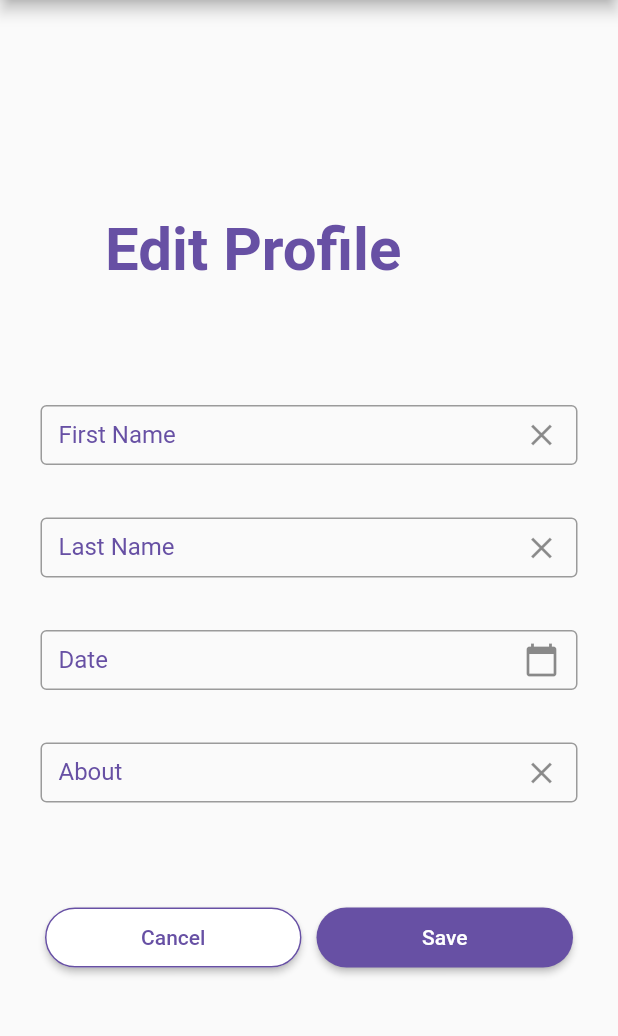
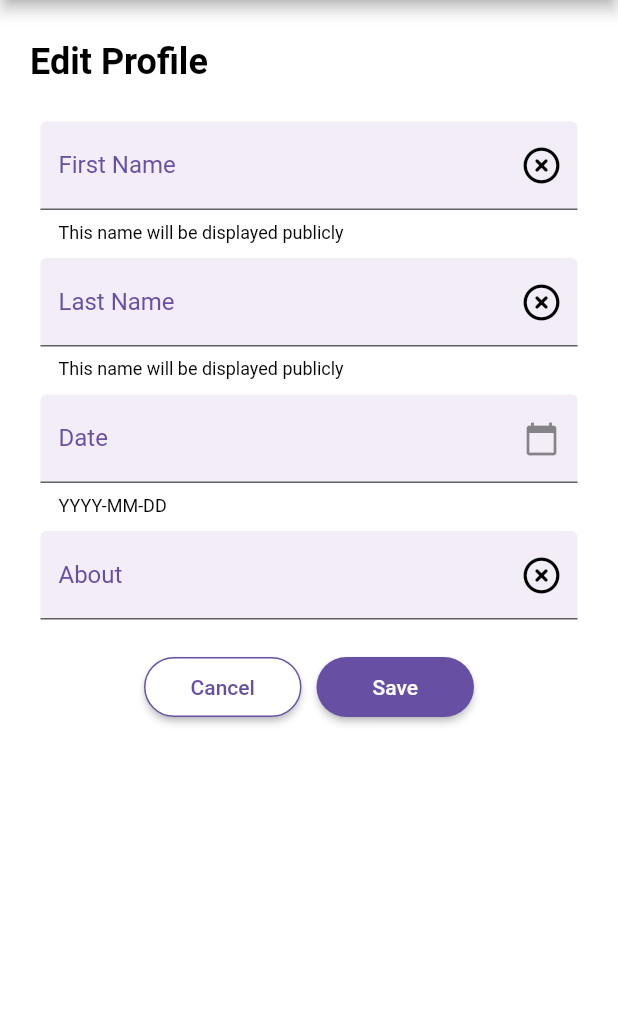
Before and after one commit to Three-Musketeers-IF-C-Sore/course-app-mobile, a Flutter app: the ProfilePage screen opened directly, after a tap on the "edit" icon, on a phone screen of 412 x 824 dp, the part 84-1120 px from its top. Run offline on Flutter 3.47's test engine with Material 2 defaults, Android fonts, the phone set to English and light mode, and no system bars; our stand-ins replace font_awesome_flutter, image_picker; missing offline and left inert: indexed; Roboto replaces fonts that are missing (Plus Jakarta Sans).

Commit message:
refine login, register, profile page

```diff
--- a/lib/main.dart
+++ b/lib/main.dart
@@ -5,7 +5,6 @@ import 'package:bp/screens/discover_screen.dart';
 import 'package:bp/screens/login_screen.dart';
 import 'package:bp/screens/setting_screen.dart';
 import 'package:bp/theme/colors.dart';
-import 'package:bp/theme/typography.dart';
 import 'package:flutter/material.dart';
 import 'package:provider/provider.dart';
 
@@ -16,7 +15,7 @@ void main() {
   runApp(ChangeNotifierProvider(
     create: (context) =>
         ProfileProvider(), // Provide an instance of ProfileProvider
-    child: MyApp(),
+    child: const MyApp(),
   ));
 }
 
--- a/lib/screens/profile_edit_screen.dart
+++ b/lib/screens/profile_edit_screen.dart
@@ -1,8 +1,11 @@
+import 'package:bp/providers/theme_mode_provider.dart';
+import 'package:bp/theme/typography.dart';
 import 'package:intl/intl.dart';
 import 'package:bp/screens/profile_screen.dart';
 import 'package:flutter/material.dart';
 import 'package:provider/provider.dart';
 import '../providers/profile_provider.dart';
+import 'package:font_awesome_flutter/font_awesome_flutter.dart';
 import '../theme/colors.dart';
 
 class Profile_Edit_Page extends StatefulWidget {
@@ -44,110 +47,111 @@ class _Profile_Edit_PageState extends State<Profile_Edit_Page> {
 
   @override
   Widget build(BuildContext context) {
+    final setting = Provider.of<ThemeModeProvider>(context);
+
     return Consumer<ProfileProvider>(
       builder: (context, userProfileProvider, child) {
         return Scaffold(
+          backgroundColor: setting.backgroundColor,
           appBar: AppBar(
             title: const Text("Profile"),
             centerTitle: true,
             backgroundColor: $primary500, // Replace with your desired color
           ),
-          body: Center(
+          body: SingleChildScrollView(
+            child: Center(
               child: Padding(
                 padding: const EdgeInsets.all(20),
                 child: Column(
                   mainAxisAlignment: MainAxisAlignment.center,
                   children: <Widget>[
-                  Padding(
-                    padding: const EdgeInsets.all(20),
-                    child: Row(
-                      mainAxisAlignment: MainAxisAlignment.start,
-                      children: const <Widget>[
                     Align(
                       alignment: Alignment.centerLeft,
-                          child: Padding(
-                            padding: EdgeInsets.only(left: 30),
-                            child: Text(
+                      child:
+                        Text(
                           'Edit Profile',
-                              style: TextStyle(
-                                fontWeight: FontWeight.bold,
-                                fontSize: 40,
-                                color: $primary500,
+                          style: $heading4Bold.copyWith(color: setting.textColor)
                         ),
                     ),
-                          ),
-                        ),
-                      ],
-                    ),
-                  ),
-                  const SizedBox(height: 60),
+                    const Padding(padding: EdgeInsets.only(bottom: 25)),
                     SizedBox(
                       width: 358,
-                    height: 40,
                       child: TextField(
                         controller: _name,
                         onChanged: (value) {
                           userProfileProvider.updateFirstName(value);
                         },
+                        style: const TextStyle(color: $black),
                         decoration: InputDecoration(
-                        border: const OutlineInputBorder(),
+                          filled: true,
+                          fillColor: setting.isDarkMode ? $primary300 : $primary200,
+                          border: UnderlineInputBorder(
+                            borderSide: BorderSide(
+                              color: setting.textColor
+                            )
+                          ),
+                          hintText: "First Name",
                           labelText: "First Name",
+                          helperText: "This name will be displayed publicly",
+                          helperStyle: TextStyle(color: setting.textColor),
                           labelStyle: const TextStyle(
-                          color:
-                              $primary500, // Change the color to your desired color
+                            color: $primary500, // Change the color to your desired color
                           ),
                           suffixIcon: IconButton(
-                          icon: const Icon(Icons.clear),
+                            icon: const FaIcon(FontAwesomeIcons.circleXmark, color: $black,),
                             onPressed: () {
                               _name.clear();
                             },
                           ),
-                        focusedBorder: const OutlineInputBorder(
+                          focusedBorder: OutlineInputBorder(
                             borderSide: BorderSide(
-                            color:
-                                $primary500, // Change the color to your desired color
+                              color: setting.textColor, // Change the color to your desired color
                               width: 2.0, // Adjust the width as needed
                             ),
                           ),
                         ),
                       ),
                     ),
-                  const SizedBox(height: 35),
+                    const Padding(padding: EdgeInsets.only(bottom: 10)),
                     SizedBox(
                       width: 358,
-                    height: 40,
                       child: TextField(
                         controller: _email,
                         onChanged: (value) {
                           userProfileProvider.updateLastName(value);
                         },
                         decoration: InputDecoration(
-                        border: const OutlineInputBorder(),
+                          filled: true,
+                          fillColor: setting.isDarkMode ? $primary300 : $primary200,
+                          border: UnderlineInputBorder(
+                            borderSide: BorderSide(color: setting.textColor)
+                          ),
                           labelText: "Last Name",
+                          hintText: "Last Name",
+                          helperText: "This name will be displayed publicly",
+                          helperStyle: TextStyle(color: setting.textColor),
                           labelStyle: const TextStyle(
                             color:
                                 $primary500, // Change the color to your desired color
                           ),
                           suffixIcon: IconButton(
-                          icon: const Icon(Icons.clear),
+                            icon: const FaIcon(FontAwesomeIcons.circleXmark, color: $black,),
                             onPressed: () {
                               _email.clear();
                             },
                           ),
-                        focusedBorder: const OutlineInputBorder(
+                          focusedBorder: OutlineInputBorder(
                             borderSide: BorderSide(
-                            color:
-                                $primary500, // Change the color to your desired color
+                              color: setting.textColor, // Change the color to your desired color
                               width: 2.0, // Adjust the width as needed
                             ),
                           ),
                         ),
                       ),
                     ),
-                  const SizedBox(height: 35),
+                    const Padding(padding: EdgeInsets.only(bottom: 10)),
                     SizedBox(
                       width: 358,
-                    height: 40,
                       child: GestureDetector(
                         onTap: () {
                           showDatePicker(
@@ -159,32 +163,33 @@ class _Profile_Edit_PageState extends State<Profile_Edit_Page> {
                             if (pickedDate != null) {
                               setState(() {
                                 _selectedDate = pickedDate;
-                              _dateController.text = DateFormat('yyyy-MM-dd')
-                                  .format(_selectedDate!);
+                                _dateController.text = DateFormat('yyyy-MM-dd').format(_selectedDate!);
                               });
-                            userProfileProvider
-                                .updateDateOfBirth(_selectedDate);
+                              userProfileProvider.updateDateOfBirth(_selectedDate);
                             }
                           });
                         },
                         child: TextFormField(
                           readOnly: true,
                           decoration: InputDecoration(
-                          border: const OutlineInputBorder(),
+                            filled: true,
+                            fillColor: setting.isDarkMode ? $primary300 : $primary200,
+                            border: const UnderlineInputBorder(),
                             labelText: "Date",
-                          labelStyle: TextStyle(
-                            color:
-                                $primary500, // Change the color to your desired color
+                            hintText: "Date",
+                            helperText: "YYYY-MM-DD",
+                            helperStyle: TextStyle(color: setting.textColor),
+                            labelStyle: const TextStyle(
+                              color: $primary500, // Change the color to your desired color
                             ),
-                          focusedBorder: const OutlineInputBorder(
+                            focusedBorder: OutlineInputBorder(
                               borderSide: BorderSide(
-                              color:
-                                  $primary500, // Change the color to your desired color
+                                color: setting.textColor, // Change the color to your desired color
                                 width: 2.0, // Adjust the width as needed
                               ),
                             ),
                             suffixIcon: IconButton(
-                            icon: Icon(Icons.calendar_today),
+                              icon: const Icon(Icons.calendar_today),
                               onPressed: () {
                                 showDatePicker(
                                   context: context,
@@ -210,44 +215,47 @@ class _Profile_Edit_PageState extends State<Profile_Edit_Page> {
                         ),
                       ),
                     ),
-                  const SizedBox(height: 35),
+                    const Padding(padding: EdgeInsets.only(bottom: 10)),
                     SizedBox(
                       width: 358,
-                    height: 40,
                       child: TextField(
                         controller: _about,
                         onChanged: (value) {
                           userProfileProvider.updateAbout(value);
                         },
                         decoration: InputDecoration(
-                        border: const OutlineInputBorder(),
+                          filled: true,
+                          fillColor: setting.isDarkMode ? $primary300 : $primary200,
+                          border: UnderlineInputBorder(
+                            borderSide: BorderSide(color : setting.textColor),
+                          ),
                           labelText: "About",
+                          hintText: "About",
                           labelStyle: const TextStyle(
                             color:
-                              $primary500, // Change the color to your desired color
+                                $primary500,
                           ),
                           suffixIcon: IconButton(
-                          icon: const Icon(Icons.clear),
+                            icon: const FaIcon(FontAwesomeIcons.circleXmark, color: $black,),
                             onPressed: () {
                               _about.clear();
                             },
                           ),
-                        focusedBorder: const OutlineInputBorder(
+                          focusedBorder: OutlineInputBorder(
                             borderSide: BorderSide(
-                            color:
-                                $primary500, // Change the color to your desired color
-                            width: 2.0, // Adjust the width as needed
+                              color: setting.textColor,
+                              width: 2.0,
                             ),
                           ),
                         ),
                       ),
                     ),
-                  const SizedBox(height: 70),
+                    const Padding(padding: EdgeInsets.only(bottom: 25)),
                     Row(
-                    mainAxisAlignment: MainAxisAlignment.spaceEvenly,
+                      mainAxisAlignment: MainAxisAlignment.center,
                       children: [
                         SizedBox(
-                        width: 171,
+                          width: 105,
                           height: 40,
                           child: ElevatedButton(
                             style: ElevatedButton.styleFrom(
@@ -269,8 +277,9 @@ class _Profile_Edit_PageState extends State<Profile_Edit_Page> {
                             child: const Text('Cancel'),
                           ),
                         ),
+                        const Padding(padding: EdgeInsets.only(left: 5, right: 5)),
                         SizedBox(
-                        width: 171,
+                          width: 105,
                           height: 40,
                           child: ElevatedButton(
                             style: ElevatedButton.styleFrom(
@@ -299,6 +308,7 @@ class _Profile_Edit_PageState extends State<Profile_Edit_Page> {
                 ),
               ),
             ),
+          ),
         );
       },
     );
--- a/lib/screens/profile_screen.dart
+++ b/lib/screens/profile_screen.dart
@@ -1,4 +1,5 @@
 import 'dart:io';
+import 'package:bp/providers/theme_mode_provider.dart';
 import 'package:bp/screens/profile_edit_screen.dart';
 import 'package:flutter/material.dart';
 import 'package:image_picker/image_picker.dart';
@@ -17,6 +18,18 @@ class ProfilePage extends StatefulWidget {
 
 class _ProfilePageState extends State<ProfilePage> {
   File? _chosenImage;
+  File? _profileImage;
+
+  void _pickImageBackground() async {
+    final pickedFile =
+        await ImagePicker().pickImage(source: ImageSource.gallery);
+
+    if (pickedFile != null) {
+      setState(() {
+        _chosenImage = File(pickedFile.path);
+      });
+    }
+  }
 
   void _pickImage() async {
     final pickedFile =
@@ -24,7 +37,7 @@ class _ProfilePageState extends State<ProfilePage> {
 
     if (pickedFile != null) {
       setState(() {
-        _chosenImage = File(pickedFile.path);
+        _profileImage = File(pickedFile.path);
       });
     }
   }
@@ -39,50 +52,45 @@ class _ProfilePageState extends State<ProfilePage> {
     }
   }
 
+  Widget _profilePic() {
+    if (_profileImage != null) {
+      return Image.file(_profileImage!);
+    } else {
+      return const ColoredBox(
+        color: Color.fromRGBO(221, 221, 221, 1),
+      );
+    }
+  }
+
   Widget nameEditText() {
     final userProfileProvider = Provider.of<ProfileProvider>(context);
+    final setting = Provider.of<ThemeModeProvider>(context);
+
     return Padding(
-        padding: const EdgeInsets.only(left: 0),
-        child: SizedBox(
-          width: 300,
-          child: Row(
-            children: [
-              Expanded(
-                child: Text(
-                  userProfileProvider.firstName,
-                  textAlign: TextAlign.right,
-                  style: $heading4Regular,
+        padding: const EdgeInsets.only(left: 0, top: 5),
+        child:Text(
+            userProfileProvider.firstName == '' ? "Jonathan ${userProfileProvider.lastName}" : "${userProfileProvider.firstName} ${userProfileProvider.lastName}",
+            textAlign: TextAlign.center,
+            style: $heading5Bold.copyWith(color: setting.textColor),
           ),
-              ),
-              const SizedBox(
-                width: 5,
-              ),
-              Expanded(
-                child: Text(
-                  userProfileProvider.lastName,
-                  textAlign: TextAlign.left,
-                  style: $heading4Regular,
-                ),
-              ),
-            ],
-          ),
-        ));
+    );
   }
 
   Widget aboutEditText() {
     double screenWidth = MediaQuery.of(context).size.width;
     final userProfileProvider = Provider.of<ProfileProvider>(context);
+    final setting = Provider.of<ThemeModeProvider>(context);
     return Padding(
-        padding: const EdgeInsets.all(40),
+        padding: const EdgeInsets.only(left: 30, top: 30, bottom: 30),
         child: SizedBox(
-            width: screenWidth * 1,
+            width: screenWidth * 1.5,
             child: Column(
               children: [
                 Row(
                   children: [
-                    const Text(
+                    Text(
                       'About',
-                      style: $heading5Regular,
+                      style: $heading5Bold.copyWith(color: setting.textColor),
                     ),
                   ],
                 ),
@@ -93,7 +101,7 @@ class _ProfilePageState extends State<ProfilePage> {
                       child: Text(
                         userProfileProvider.about,
                         textAlign: TextAlign.justify,
-                        style: $caption2Light,
+                        style: $caption2Light.copyWith(color: setting.textColor),
                       ),
                     ),
                   ],
@@ -105,28 +113,44 @@ class _ProfilePageState extends State<ProfilePage> {
   @override
   Widget build(BuildContext context) {
     double screenWidth = MediaQuery.of(context).size.width;
+    final setting = Provider.of<ThemeModeProvider>(context);
     return Scaffold(
+      backgroundColor: setting.backgroundColor,
       appBar: AppBar(
         title: const Text("Profile"),
         centerTitle: true,
         backgroundColor: $primary500,
       ),
-      backgroundColor: $white,
       body: SingleChildScrollView(
         child: Column(children: [
           Indexer(
             children: [
               Indexed(
                 index: 0,
+                child: SingleChildScrollView(
                   child: Center(
-                  child: SizedBox(
+                    child: Stack(
+                      alignment: Alignment.bottomRight,
+                      children: [
+                        SizedBox(
                           width: screenWidth * 1,
                           height: 335,
-                    child: GestureDetector(
-                      onLongPress: () {
-                        _pickImage();
+                          child: _buildColoredBox(),
+                        ),
+                        CircleAvatar(
+                          radius: 30,
+                          backgroundColor: $primary500,
+                          child: IconButton(
+                            icon: const Icon(
+                              Icons.edit,
+                              color: $white,
+                            ),
+                            onPressed: () {
+                            _pickImageBackground();
                             },
-                      child: _buildColoredBox(),
+                          ),
+                        )
+                      ]
                     ),
                   ),
                 ),
@@ -135,21 +159,36 @@ class _ProfilePageState extends State<ProfilePage> {
                   index: 5,
                   child: Center(
                     child: Padding(
-                      padding: EdgeInsets.only(top: 283),
+                      padding: const EdgeInsets.only(top: 283),
                       child: ClipOval(
-                          child: SizedBox(
-                        width: 144,
-                        height: 144,
-                        child: GestureDetector(
-                          onDoubleTap: () {
+                          child: Stack(
+                            children: [
+                              SizedBox(
+                                width: 140,
+                                height: 140,
+                                child: _profilePic(),
+                              ),
+                              Padding(
+                                padding: const EdgeInsets.only(left: 80, top: 80),
+                                child: CircleAvatar(
+                                  radius: 30,
+                                  backgroundColor: $primary500,
+                                  child: IconButton(
+                                    icon: const Icon(
+                                      Icons.edit,
+                                      color: $white,
+                                    ),
+                                    onPressed: () {
                                     _pickImage();
                                     },
-                          child: ColoredBox(
-                              color: Color.fromRGBO(217, 217, 217, 1)),
                                   ),
-                      )),
                                 ),
-                  )),
+                              )
+                            ]
+                          ))
+                        ),
+                    ),
+                  ),
               Indexed(
                   index: 0,
                   child: Center(
@@ -172,10 +211,7 @@ class _ProfilePageState extends State<ProfilePage> {
       floatingActionButton: FloatingActionButton(
         backgroundColor: const Color.fromRGBO(91, 80, 216, 0.8),
         onPressed: () {
-          Navigator.push(
-              context,
-              MaterialPageRoute(
-                  builder: (context) => const Profile_Edit_Page()));
+          Navigator.push(context, MaterialPageRoute(builder: (context) => const Profile_Edit_Page()));
         },
         child: const Icon(Icons.edit),
       ),
--- a/pubspec.yaml
+++ b/pubspec.yaml
@@ -39,11 +39,11 @@ dependencies:
   font_awesome_flutter: ^10.4.0
   indexed: ^0.0.8
   intl: ^0.18.1
+  image_picker:
 
 dev_dependencies:
   flutter_test:
     sdk: flutter
-  image_picker: ^0.8.4+3
 
   # The "flutter_lints" package below contains a set of recommended lints to
   # encourage good coding practices. The lint set provided by the package is
```
Also changed, not shown: lib/screens/about_us_screen.dart (+35 -28 lines), lib/screens/login_screen.dart (+47 -43 lines), lib/screens/register_screen.dart (+78 -73 lines), pubspec.lock. Lines whose indentation alone changed are shown as unchanged.
